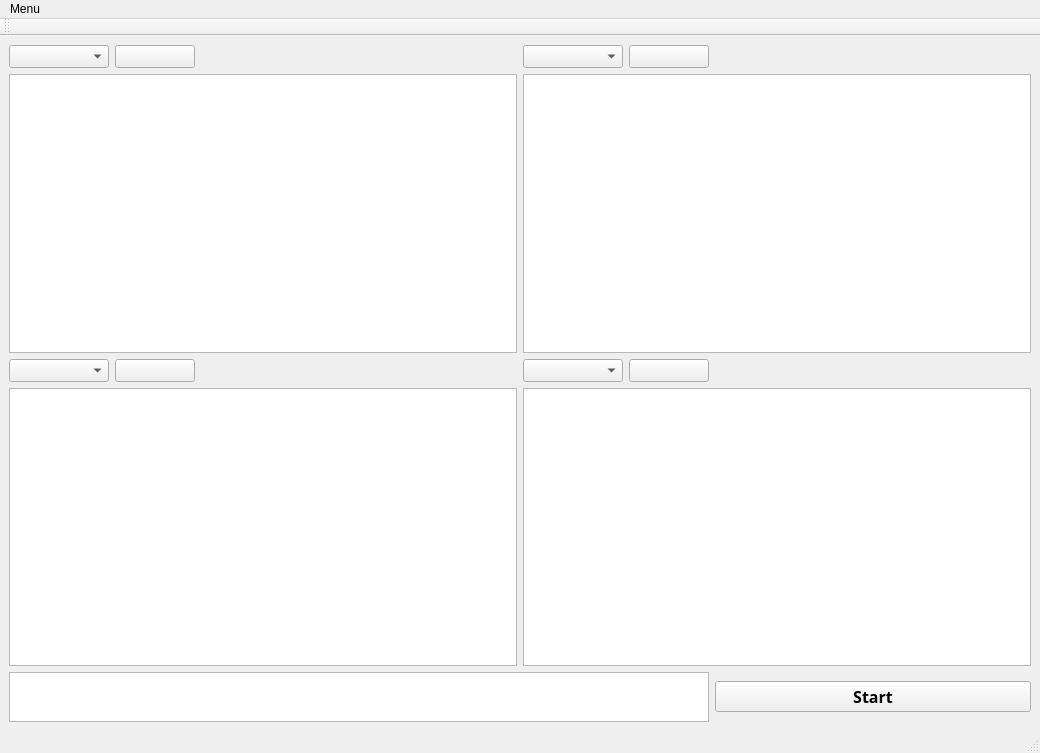
First picture: the form in Mserial_design.ui, repository meteoaza/maint, before the edit.
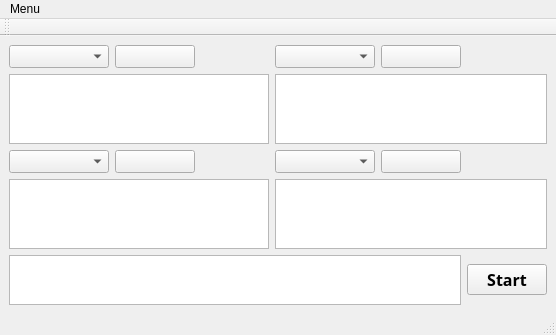
Second picture: the form after the edit.

Diff of the .ui file:
```diff
--- a/Mserial_design.ui
+++ b/Mserial_design.ui
@@ -6,10 +6,16 @@
    <rect>
     <x>0</x>
     <y>0</y>
-    <width>1040</width>
-    <height>753</height>
+    <width>556</width>
+    <height>335</height>
    </rect>
   </property>
+  <property name="minimumSize">
+   <size>
+    <width>556</width>
+    <height>335</height>
+   </size>
+  </property>
   <property name="windowTitle">
    <string>Mserial</string>
   </property>
@@ -313,7 +319,7 @@
     <rect>
      <x>0</x>
      <y>0</y>
-     <width>1040</width>
+     <width>556</width>
      <height>21</height>
     </rect>
    </property>
```
